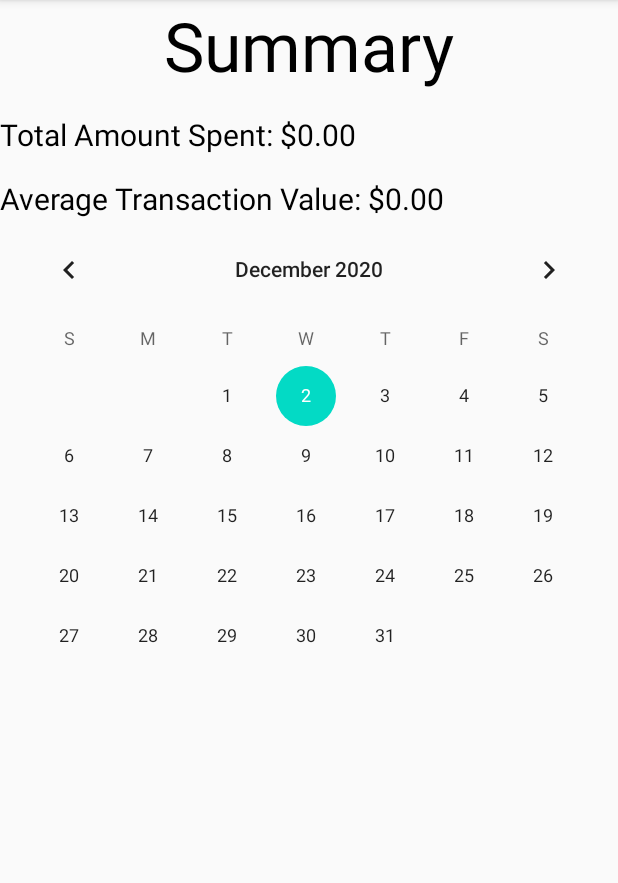
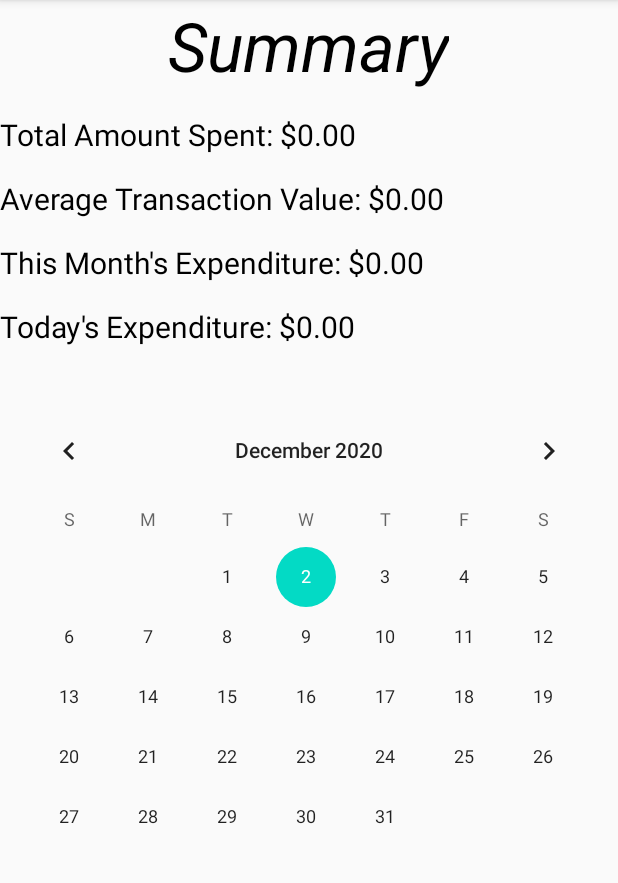
Before and after one commit to JohnB116/COP4656-Group-Proj, an Android app: the Summary screen opened directly, with no data from a screen before it, on a phone screen of 412 x 824 dp, the part 84-967 px from its top. Run offline under Robolectric (Android 15) with nearby library versions, the phone set to English and light mode, and no system bars; 2 statements that could not run were skipped.

Commit message:
Added some more to Summary

```diff
--- a/Fiscalitics/app/src/main/java/com/example/fiscalitics/Summary.java
+++ b/Fiscalitics/app/src/main/java/com/example/fiscalitics/Summary.java
@@ -1,5 +1,6 @@
 package com.example.fiscalitics;
 
+import androidx.annotation.RequiresApi;
 import androidx.appcompat.app.AppCompatActivity;
 
 import android.app.Activity;
@@ -8,6 +9,7 @@ import android.content.Intent;
 import android.content.SharedPreferences;
 import android.database.Cursor;
 import android.database.sqlite.SQLiteDatabase;
+import android.os.Build;
 import android.os.Bundle;
 import android.util.Log;
 import android.view.MotionEvent;
@@ -15,6 +17,10 @@ import android.widget.CalendarView;
 import android.widget.TextView;
 import android.widget.Toast;
 
+import org.w3c.dom.Text;
+
+import java.time.LocalDateTime;
+import java.time.format.DateTimeFormatter;
 import java.util.ArrayList;
 import java.util.Calendar;
 
@@ -22,6 +28,7 @@ public class Summary extends AppCompatActivity {
 
     float x1, x2, y1, y2;
 
+    @RequiresApi(api = Build.VERSION_CODES.O)
     @Override
     protected void onCreate(Bundle savedInstanceState) {
 
@@ -39,6 +46,42 @@ public class Summary extends AppCompatActivity {
         String disp2 = "Average Transaction Value: $" + String.format("%.2f", sp.getFloat("average", 0.0f));
         total.setText(disp);
         avg.setText(disp2);
+
+        //Monthly spending textview
+        TextView monthly = (TextView) findViewById(R.id.month);
+        float monthTotal = 0.0f;
+        TransactionDbHelper db = new TransactionDbHelper(this);
+        final SQLiteDatabase s = db.getReadableDatabase(); //Read info from database and show it to the user upon request
+        String selectQuery = "SELECT * FROM transactionList";
+        Cursor cursor = s.rawQuery(selectQuery, null);
+        cursor.moveToFirst();
+        DateTimeFormatter date = DateTimeFormatter.ofPattern("MM");
+        do {
+            if((cursor.getString(cursor.getColumnIndex(TransactionMain.TransactionEntry.COLUMN_DATE))
+                    .substring(0,2)).trim().equals(LocalDateTime.now().format(date))){
+                String val = cursor.getString(cursor.getColumnIndex(TransactionMain.TransactionEntry.COLUMN_VALUE));
+                String num = val.replace("$", "");
+                monthTotal += Float.parseFloat(num);
+            }
+        } while (cursor.moveToNext());
+        monthly.setText("This Month's Expenditure: " + String.format("$%.2f", monthTotal));
+
+
+        //Daily Spending textview
+        TextView daily = (TextView) findViewById(R.id.day);
+        float dayTotal = 0.0f;
+        cursor.moveToFirst();
+        date = DateTimeFormatter.ofPattern("dd");
+        do {
+            if((cursor.getString(cursor.getColumnIndex(TransactionMain.TransactionEntry.COLUMN_DATE))
+                    .substring(3,5)).trim().equals(LocalDateTime.now().format(date))){
+                String val = cursor.getString(cursor.getColumnIndex(TransactionMain.TransactionEntry.COLUMN_VALUE));
+                String num = val.replace("$", "");
+                dayTotal += Float.parseFloat(num);
+            }
+        } while (cursor.moveToNext());
+        daily.setText("Today's Expenditure: " + String.format("$%.2f", dayTotal));
+
 
         //Set up calendar that displays activity on chosen date
         CalendarView c = (CalendarView) findViewById(R.id.calendarView);
--- a/Fiscalitics/app/src/main/res/layout/activity_summary.xml
+++ b/Fiscalitics/app/src/main/res/layout/activity_summary.xml
@@ -16,6 +16,7 @@
             android:layout_height="wrap_content"
             android:layout_centerHorizontal="true"
             android:text="Summary"
+            android:textStyle="italic"
             android:textColor="@color/design_default_color_on_secondary"
             android:textSize="45sp" />
 
@@ -43,10 +44,36 @@
             tools:layout_editor_absoluteX="170dp"
             tools:layout_editor_absoluteY="228dp" />
 
+        <TextView
+            android:id="@+id/month"
+            android:layout_width="wrap_content"
+            android:layout_height="wrap_content"
+            android:layout_below="@+id/avg"
+            android:paddingTop="15dp"
+            android:text="This Month's Total: $"
+            android:textColor="@color/design_default_color_on_secondary"
+            android:textSize="20sp"
+            tools:layout_editor_absoluteX="170dp"
+            tools:layout_editor_absoluteY="228dp" />
+
+        <TextView
+            android:id="@+id/day"
+            android:layout_width="wrap_content"
+            android:layout_height="wrap_content"
+            android:layout_below="@+id/month"
+            android:paddingTop="15dp"
+            android:text="Today's Total: $"
+            android:textColor="@color/design_default_color_on_secondary"
+            android:textSize="20sp"
+            tools:layout_editor_absoluteX="170dp"
+            tools:layout_editor_absoluteY="228dp" />
+
         <CalendarView
             android:id="@+id/calendarView"
             android:layout_width="match_parent"
             android:layout_height="wrap_content"
-            android:layout_below="@+id/avg"/>
+            android:layout_below="@+id/day"
+            android:layout_marginTop="35dp"/>
+
     </RelativeLayout>
 </androidx.constraintlayout.widget.ConstraintLayout>
--- a/Fiscalitics/app/src/main/res/values/styles.xml
+++ b/Fiscalitics/app/src/main/res/values/styles.xml
@@ -1,5 +1,4 @@
 <resources>
-
         <!-- Base application theme. -->
         <style name="AppTheme" parent="Theme.AppCompat.DayNight">
             <!-- Customize your theme here. -->
```
